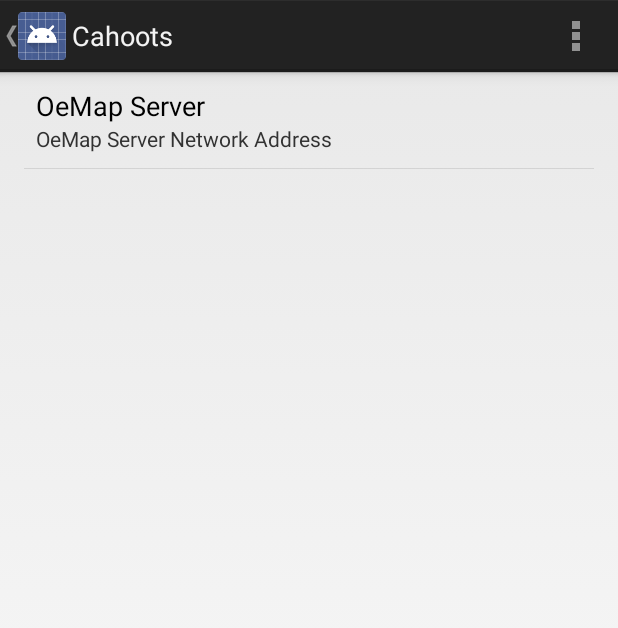
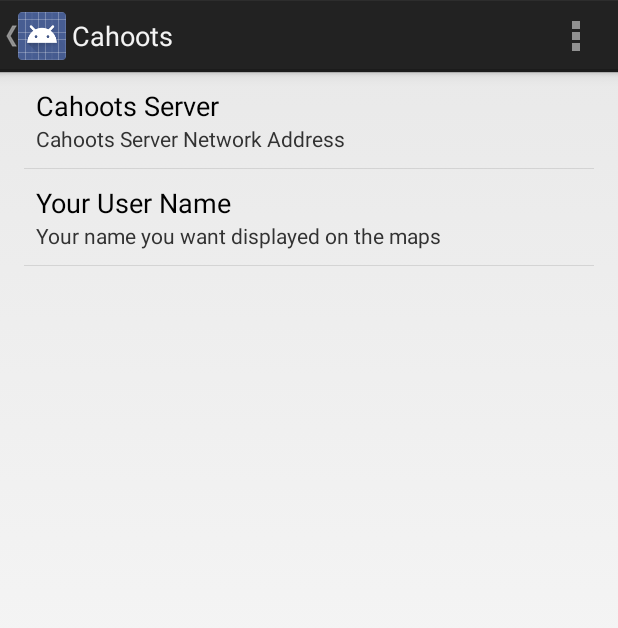
Before and after one commit to navicore/oemap, an Android app: the screen it shows after launch (OeMapActivity), in the options menu, after a tap on "Settings", on a phone screen of 412 x 824 dp. Shown: the top 628 px of the screen. Run offline under Robolectric (Android 15) with nearby library versions, the phone set to English and light mode, and no system bars; 6 statements that could not run were skipped.

Commit message:
new map dialogs

```diff
--- a/OeMap/src/main/java/com/onextent/oemap/LocationHelper.java
+++ b/OeMap/src/main/java/com/onextent/oemap/LocationHelper.java
@@ -160,7 +160,7 @@
 
     @Override
     public void onConnected(Bundle bundle) {
-        Toast.makeText(context, "Connected", Toast.LENGTH_SHORT).show();
+        //Toast.makeText(context, "Connected", Toast.LENGTH_SHORT).show();
         onLocationChanged(mLocationClient.getLastLocation());
         context.setLocation();
         startUpdates();
@@ -168,7 +168,7 @@
 
     @Override
     public void onDisconnected() {
-        Toast.makeText(context, "Disconnected. Please re-connect.", Toast.LENGTH_SHORT).show();
+        Toast.makeText(context, "Disconnected from Location Service.", Toast.LENGTH_SHORT).show();
     }
 
     @Override
--- a/OeMap/src/main/res/values/strings.xml
+++ b/OeMap/src/main/res/values/strings.xml
@@ -8,17 +8,22 @@
     <string name="drawer_close">Closed!</string>
 
     <string-array name="menu_names_array">
-        <item>New Map</item>
+        <item>New Public Map</item>
+        <item>New Private Map</item>
+        <item>Share Map</item>
+        <item>List Cohorts</item>
         <item>Quit Map</item>
         <item>------</item>
-        <item>#mymap</item>
-        <item>#yourmap</item>
     </string-array>
     <string name="action_settings">Settings</string>
     <string name="action_about">About</string>
     <string name="action_help">Help</string>
     <string name="app_not_available">Sorry, there\'s no web browser available</string>
-    <string name="pref_server">OeMap Server</string>
-    <string name="pref_server_summ">OeMap Server Network Address</string>
+    <string name="pref_server">Cahoots Server</string>
+    <string name="pref_server_summ">Cahoots Server Network Address</string>
     <string name="latitude_longitude">%1$.8f, %2$.8f</string>
+    <string name="pref_username">Your User Name</string>
+    <string name="map_name_fld_text">Map Name</string>
+    <string name="new_priv_map_dialog_title">New Private Map</string>
+    <string name="new_map_dialog_title">New Map</string>
 </resources>
--- a/OeMap/src/main/res/xml/preferences.xml
+++ b/OeMap/src/main/res/xml/preferences.xml
@@ -6,6 +6,12 @@
         android:key="pref_server"
         android:title="@string/pref_server"
         android:summary="@string/pref_server_summ"
-        android:defaultValue="oemap.onextent.com" />
+        android:defaultValue="cahoots.onextent.com" />
+
+    <EditTextPreference
+            android:key="pref_username"
+            android:title="@string/pref_username"
+            android:summary="Your name you want displayed on the maps"
+            android:defaultValue="nobody" />
 
 </PreferenceScreen>
```
Also changed, not shown: OeMap/src/main/java/com/onextent/oemap/NewMapDialog.java (added, +60 -0 lines), OeMap/src/main/java/com/onextent/oemap/NewPrivateMapDialog.java (added, +10 -0 lines), OeMap/src/main/java/com/onextent/oemap/OeBaseActivity.java (added, +51 -0 lines), OeMap/src/main/java/com/onextent/oemap/OeMapActivity.java (+50 -26 lines), OeMap/src/main/res/layout/new_map_dialog.xml (added, +24 -0 lines).
